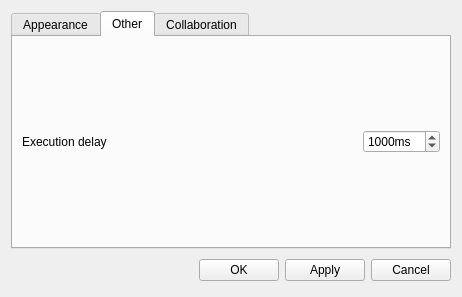
Old version of the form settingsdialog.ui in the repository nsbuilder-hub/nsbuilder.
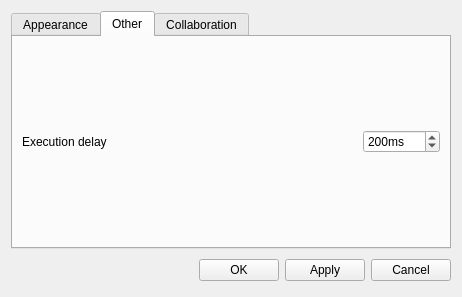
New version of the form. The open tabs and pages were chosen to show the change.

Commit message: changing default-delay to 200, fixing not showing proper value when loading settings

The edit to the form file:
```diff
--- a/settingsdialog.ui
+++ b/settingsdialog.ui
@@ -287,7 +287,7 @@
             <number>100</number>
            </property>
            <property name="value" >
-            <number>1000</number>
+            <number>200</number>
            </property>
           </widget>
          </item>
```
The commit also changes 1 other file.
